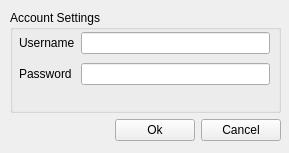
This is client/Connect.ui in canercandan/qlik as Qt 5 draws it before an edit. The edited form follows.
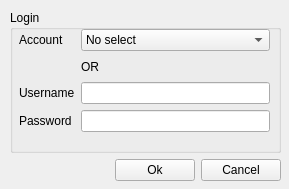
This is the edited form.

```diff
--- a/client/Connect.ui
+++ b/client/Connect.ui
@@ -6,7 +6,7 @@
     <x>0</x>
     <y>0</y>
     <width>289</width>
-    <height>153</height>
+    <height>189</height>
    </rect>
   </property>
   <property name="windowTitle" >
@@ -18,14 +18,14 @@
      <x>10</x>
      <y>10</y>
      <width>271</width>
-     <height>131</height>
+     <height>171</height>
     </rect>
    </property>
    <layout class="QVBoxLayout" >
     <item>
      <widget class="QGroupBox" name="groupBox_2" >
       <property name="title" >
-       <string>Account Settings</string>
+       <string>Login</string>
       </property>
       <widget class="QWidget" name="gridLayout_2" >
        <property name="geometry" >
@@ -33,11 +33,11 @@
          <x>9</x>
          <y>19</y>
          <width>251</width>
-         <height>61</height>
+         <height>103</height>
         </rect>
        </property>
        <layout class="QGridLayout" >
-        <item row="0" column="0" >
+        <item row="2" column="0" >
          <widget class="QLabel" name="label_3" >
           <property name="text" >
            <string>Username</string>
@@ -47,14 +47,14 @@
           </property>
          </widget>
         </item>
-        <item row="0" column="1" >
+        <item row="2" column="1" >
          <widget class="QLineEdit" name="username" >
           <property name="maxLength" >
            <number>20</number>
           </property>
          </widget>
         </item>
-        <item row="1" column="0" >
+        <item row="3" column="0" >
          <widget class="QLabel" name="label_4" >
           <property name="text" >
            <string>Password</string>
@@ -64,7 +64,7 @@
           </property>
          </widget>
         </item>
-        <item row="1" column="1" >
+        <item row="3" column="1" >
          <widget class="QLineEdit" name="password" >
           <property name="maxLength" >
            <number>20</number>
@@ -74,6 +74,29 @@
           </property>
          </widget>
         </item>
+        <item row="0" column="0" >
+         <widget class="QLabel" name="label_2" >
+          <property name="text" >
+           <string>Account</string>
+          </property>
+         </widget>
+        </item>
+        <item row="0" column="1" >
+         <widget class="QComboBox" name="comboBox" >
+          <item>
+           <property name="text" >
+            <string>No select</string>
+           </property>
+          </item>
+         </widget>
+        </item>
+        <item row="1" column="1" >
+         <widget class="QLabel" name="label" >
+          <property name="text" >
+           <string>OR</string>
+          </property>
+         </widget>
+        </item>
        </layout>
       </widget>
      </widget>
```
